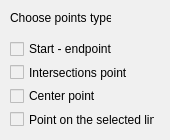
Before: the Qt Designer form forms/snappingoptions.ui in JuPedSim/jpseditor, drawn with Qt 5.
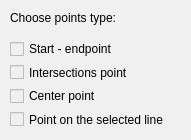
After: the same form once the commit is applied.

Commit message: Change snappingwidget layout

Diff of the .ui file:
```diff
--- a/forms/snappingoptions.ui
+++ b/forms/snappingoptions.ui
@@ -6,7 +6,7 @@
    <rect>
     <x>0</x>
     <y>0</y>
-    <width>170</width>
+    <width>191</width>
     <height>140</height>
    </rect>
   </property>
@@ -24,7 +24,7 @@
     <rect>
      <x>0</x>
      <y>0</y>
-     <width>170</width>
+     <width>211</width>
      <height>140</height>
     </rect>
    </property>
@@ -36,7 +36,7 @@
      <rect>
       <x>10</x>
       <y>10</y>
-      <width>101</width>
+      <width>131</width>
       <height>16</height>
      </rect>
     </property>
@@ -44,12 +44,12 @@
      <string>Choose points type:</string>
     </property>
    </widget>
-   <widget class="QWidget" name="">
+   <widget class="QWidget" name="layoutWidget">
     <property name="geometry">
      <rect>
       <x>10</x>
       <y>40</y>
-      <width>145</width>
+      <width>181</width>
       <height>88</height>
      </rect>
     </property>
```
